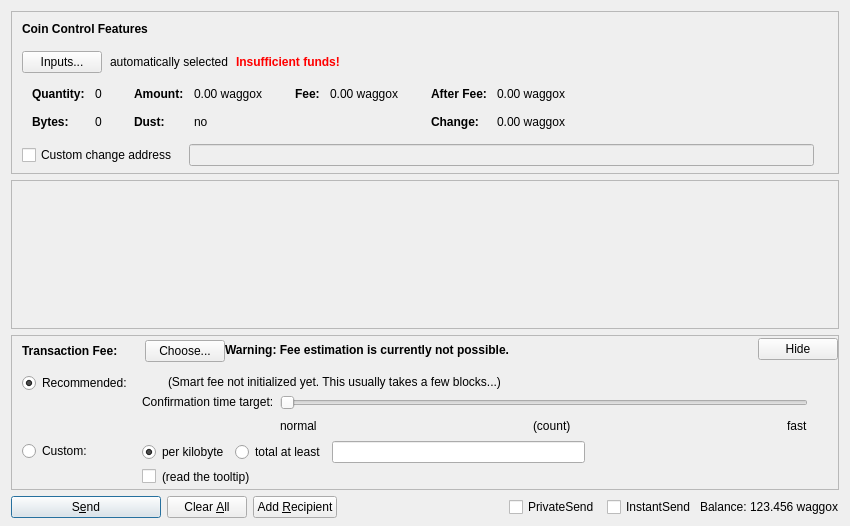
Before: the Qt Designer form src/qt/forms/sendcoinsdialog.ui in dashpay/dash, drawn with Qt 5.
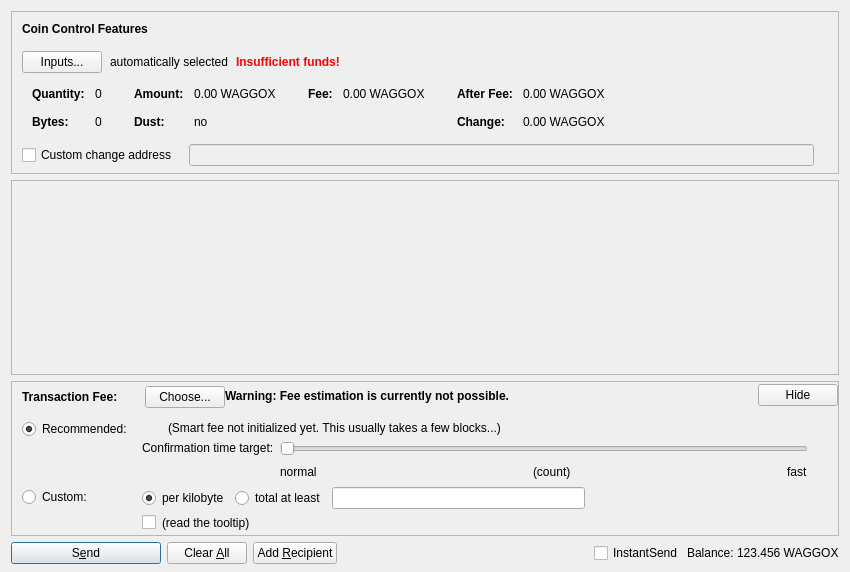
After: the same form once the commit is applied. Custom widgets are drawn as their Qt base class.

Commit message: waggox pos

What changed in the file:
```diff
--- a/src/qt/forms/sendcoinsdialog.ui
+++ b/src/qt/forms/sendcoinsdialog.ui
@@ -7,7 +7,7 @@
     <x>0</x>
     <y>0</y>
     <width>850</width>
-    <height>526</height>
+    <height>572</height>
    </rect>
   </property>
   <property name="windowTitle">
@@ -324,7 +324,7 @@
                   <enum>Qt::ActionsContextMenu</enum>
                  </property>
                  <property name="text">
-                  <string notr="true">0.00 waggox</string>
+                  <string notr="true">0.00 WAGGOX</string>
                  </property>
                  <property name="textInteractionFlags">
                   <set>Qt::LinksAccessibleByMouse|Qt::TextSelectableByKeyboard|Qt::TextSelectableByMouse</set>
@@ -404,7 +404,7 @@
                   <enum>Qt::ActionsContextMenu</enum>
                  </property>
                  <property name="text">
-                  <string notr="true">0.00 waggox</string>
+                  <string notr="true">0.00 WAGGOX</string>
                  </property>
                  <property name="textInteractionFlags">
                   <set>Qt::LinksAccessibleByMouse|Qt::TextSelectableByKeyboard|Qt::TextSelectableByMouse</set>
@@ -455,7 +455,7 @@
                   <enum>Qt::ActionsContextMenu</enum>
                  </property>
                  <property name="text">
-                  <string notr="true">0.00 waggox</string>
+                  <string notr="true">0.00 WAGGOX</string>
                  </property>
                  <property name="textInteractionFlags">
                   <set>Qt::LinksAccessibleByMouse|Qt::TextSelectableByKeyboard|Qt::TextSelectableByMouse</set>
@@ -484,7 +484,7 @@
                   <enum>Qt::ActionsContextMenu</enum>
                  </property>
                  <property name="text">
-                  <string notr="true">0.00 waggox</string>
+                  <string notr="true">0.00 WAGGOX</string>
                  </property>
                  <property name="textInteractionFlags">
                   <set>Qt::LinksAccessibleByMouse|Qt::TextSelectableByKeyboard|Qt::TextSelectableByMouse</set>
@@ -587,8 +587,8 @@
        <rect>
         <x>0</x>
         <y>0</y>
-        <width>830</width>
-        <height>104</height>
+        <width>824</width>
+        <height>69</height>
        </rect>
       </property>
       <layout class="QVBoxLayout" name="verticalLayout_2" stretch="0,1">
@@ -1275,22 +1275,6 @@
        <property name="spacing">
         <number>3</number>
        </property>
-       <item>
-        <widget class="QCheckBox" name="checkUsePrivateSend">
-         <property name="minimumSize">
-          <size>
-           <width>95</width>
-           <height>0</height>
-          </size>
-         </property>
-         <property name="text">
-          <string>PrivateSend</string>
-         </property>
-         <property name="checked">
-          <bool>false</bool>
-         </property>
-        </widget>
-       </item>
        <item>
         <widget class="QCheckBox" name="checkUseInstantSend">
          <property name="enabled">
@@ -1326,7 +1310,7 @@
           <cursorShape>IBeamCursor</cursorShape>
          </property>
          <property name="text">
-          <string notr="true">123.456 waggox</string>
+          <string notr="true">123.456 WAGGOX</string>
          </property>
          <property name="textInteractionFlags">
           <set>Qt::LinksAccessibleByMouse|Qt::TextSelectableByKeyboard|Qt::TextSelectableByMouse</set>
```
Left out of the diff: 18 changed lines with no effect on the pictures. The commit also changes 726 other files.
